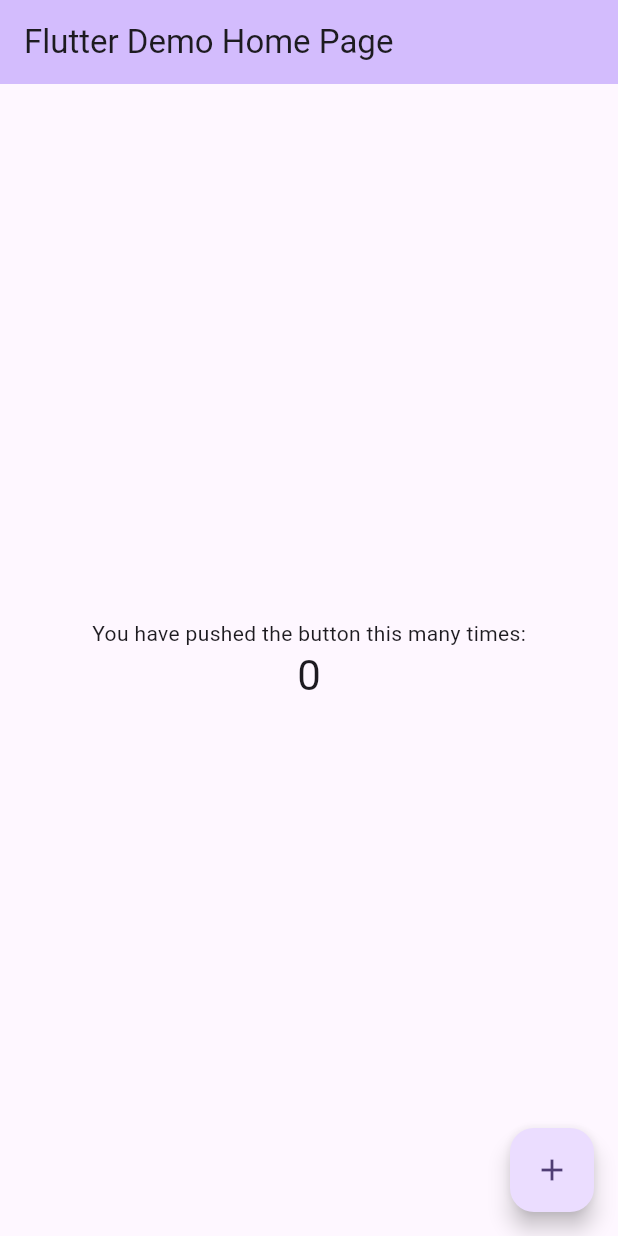
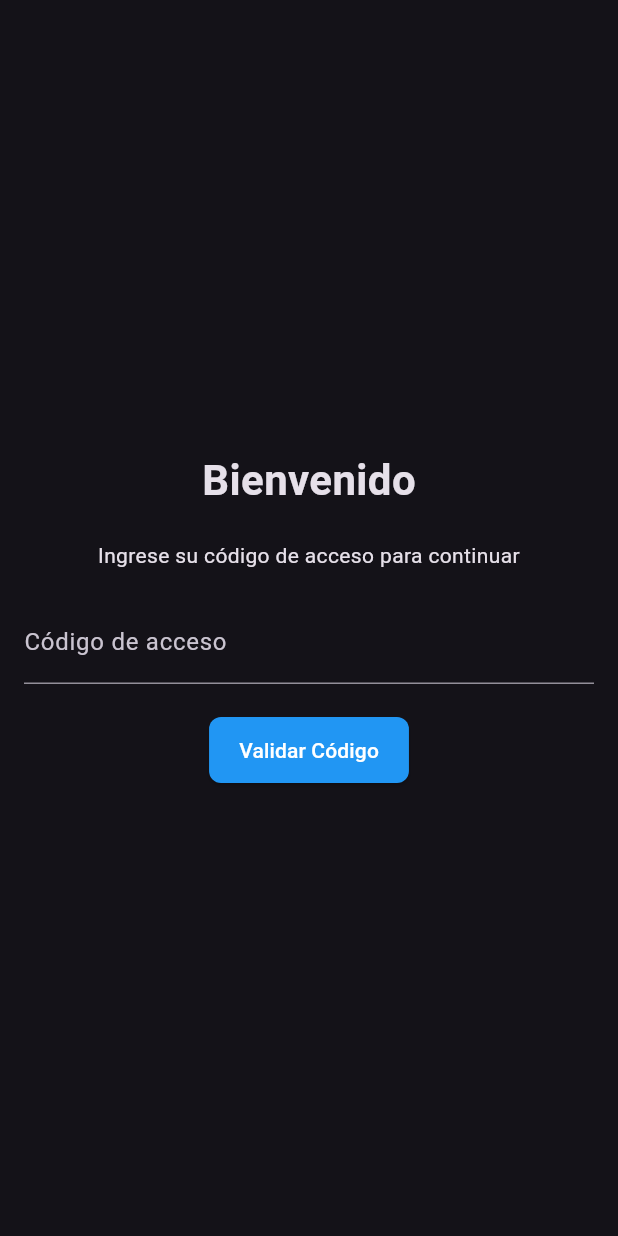
Before and after one commit to guilleto/RickAndMorty-GetX, a Flutter app: the screen it shows after launch, on a phone screen of 412 x 824 dp. Run offline on Flutter 3.47's test engine with Material 3 defaults, Android fonts, the light colour scheme and no system bars; our stand-ins replace get.

Commit message:
Add: Initial page designs, app route, welcome controller and theme class

```diff
--- /dev/null
+++ b/rick_morty_getx/lib/config/app_routes.dart
@@ -0,0 +1,16 @@
+import 'package:get/get.dart';
+import '../presentation/pages/welcome_page.dart';
+import '../presentation/pages/character_list.dart';
+import '../presentation/pages/character_info.dart';
+
+class AppRoutes {
+  static const String welcome = '/welcome';
+  static const String characterList = '/character-list';
+  static const String characterInfo = '/character-info';
+
+  static final routes = [
+    GetPage(name: welcome, page: () => WelcomePage()),
+    GetPage(name: characterList, page: () => CharacterListPage()),
+    GetPage(name: characterInfo, page: () => const CharacterInfoPage()),
+  ];
+}
--- /dev/null
+++ b/rick_morty_getx/lib/config/theme.dart
@@ -0,0 +1,39 @@
+import 'package:flutter/material.dart';
+
+class AppTheme {
+  static final ThemeData lightTheme = ThemeData(
+    primarySwatch: Colors.blue,
+    brightness: Brightness.light,
+    visualDensity: VisualDensity.adaptivePlatformDensity,
+    textTheme: const TextTheme(
+      displayLarge: TextStyle(fontSize: 32, fontWeight: FontWeight.bold, color: Colors.black),
+      bodyLarge: TextStyle(fontSize: 16, color: Colors.black87),
+    ),
+    elevatedButtonTheme: ElevatedButtonThemeData(
+      style: ElevatedButton.styleFrom(
+        backgroundColor: Colors.blue,
+        foregroundColor: Colors.white,
+        padding: const EdgeInsets.symmetric(horizontal: 20, vertical: 12),
+        shape: RoundedRectangleBorder(borderRadius: BorderRadius.circular(8)),
+      ),
+    ),
+  );
+
+  static final ThemeData darkTheme = ThemeData(
+    primarySwatch: Colors.blue,
+    brightness: Brightness.dark,
+    visualDensity: VisualDensity.adaptivePlatformDensity,
+    textTheme:const TextTheme(
+      displayLarge: TextStyle(fontSize: 32, fontWeight: FontWeight.bold, color: Colors.white),
+      bodyLarge: TextStyle(fontSize: 16, color: Colors.white70),
+    ),
+    elevatedButtonTheme: ElevatedButtonThemeData(
+      style: ElevatedButton.styleFrom(
+        backgroundColor: Colors.blue,
+        foregroundColor: Colors.white,
+        padding: const EdgeInsets.symmetric(horizontal: 20, vertical: 12),
+        shape: RoundedRectangleBorder(borderRadius: BorderRadius.circular(8)),
+      ),
+    ),
+  );
+}
--- a/rick_morty_getx/lib/main.dart
+++ b/rick_morty_getx/lib/main.dart
@@ -1,125 +1,24 @@
 import 'package:flutter/material.dart';
+import 'package:get/get.dart';
+
+import 'config/app_routes.dart';
+import 'config/theme.dart';
 
 void main() {
-  runApp(const MyApp());
+  runApp(MyApp());
 }
 
 class MyApp extends StatelessWidget {
   const MyApp({super.key});
 
-  // This widget is the root of your application.
   @override
   Widget build(BuildContext context) {
-    return MaterialApp(
-      title: 'Flutter Demo',
-      theme: ThemeData(
-        // This is the theme of your application.
-        //
-        // TRY THIS: Try running your application with "flutter run". You'll see
-        // the application has a purple toolbar. Then, without quitting the app,
-        // try changing the seedColor in the colorScheme below to Colors.green
-        // and then invoke "hot reload" (save your changes or press the "hot
-        // reload" button in a Flutter-supported IDE, or press "r" if you used
-        // the command line to start the app).
-        //
-        // Notice that the counter didn't reset back to zero; the application
-        // state is not lost during the reload. To reset the state, use hot
-        // restart instead.
-        //
-        // This works for code too, not just values: Most code changes can be
-        // tested with just a hot reload.
-        colorScheme: ColorScheme.fromSeed(seedColor: Colors.deepPurple),
-        useMaterial3: true,
-      ),
-      home: const MyHomePage(title: 'Flutter Demo Home Page'),
+    return GetMaterialApp(
+      debugShowCheckedModeBanner: false,
+      title: 'Character App',
+      theme: AppTheme.darkTheme,
+      initialRoute: AppRoutes.welcome, // Define la pantalla de inicio
+      getPages: AppRoutes.routes, // Carga las rutas definidas en app_routes.dart
     );
   }
 }
-
-class MyHomePage extends StatefulWidget {
-  const MyHomePage({super.key, required this.title});
-
-  // This widget is the home page of your application. It is stateful, meaning
-  // that it has a State object (defined below) that contains fields that affect
-  // how it looks.
-
-  // This class is the configuration for the state. It holds the values (in this
-  // case the title) provided by the parent (in this case the App widget) and
-  // used by the build method of the State. Fields in a Widget subclass are
-  // always marked "final".
-
-  final String title;
-
-  @override
-  State<MyHomePage> createState() => _MyHomePageState();
-}
-
-class _MyHomePageState extends State<MyHomePage> {
-  int _counter = 0;
-
-  void _incrementCounter() {
-    setState(() {
-      // This call to setState tells the Flutter framework that something has
-      // changed in this State, which causes it to rerun the build method below
-      // so that the display can reflect the updated values. If we changed
-      // _counter without calling setState(), then the build method would not be
-      // called again, and so nothing would appear to happen.
-      _counter++;
-    });
-  }
-
-  @override
-  Widget build(BuildContext context) {
-    // This method is rerun every time setState is called, for instance as done
-    // by the _incrementCounter method above.
-    //
-    // The Flutter framework has been optimized to make rerunning build methods
-    // fast, so that you can just rebuild anything that needs updating rather
-    // than having to individually change instances of widgets.
-    return Scaffold(
-      appBar: AppBar(
-        // TRY THIS: Try changing the color here to a specific color (to
-        // Colors.amber, perhaps?) and trigger a hot reload to see the AppBar
-        // change color while the other colors stay the same.
-        backgroundColor: Theme.of(context).colorScheme.inversePrimary,
-        // Here we take the value from the MyHomePage object that was created by
-        // the App.build method, and use it to set our appbar title.
-        title: Text(widget.title),
-      ),
-      body: Center(
-        // Center is a layout widget. It takes a single child and positions it
-        // in the middle of the parent.
-        child: Column(
-          // Column is also a layout widget. It takes a list of children and
-          // arranges them vertically. By default, it sizes itself to fit its
-          // children horizontally, and tries to be as tall as its parent.
-          //
-          // Column has various properties to control how it sizes itself and
-          // how it positions its children. Here we use mainAxisAlignment to
-          // center the children vertically; the main axis here is the vertical
-          // axis because Columns are vertical (the cross axis would be
-          // horizontal).
-          //
-          // TRY THIS: Invoke "debug painting" (choose the "Toggle Debug Paint"
-          // action in the IDE, or press "p" in the console), to see the
-          // wireframe for each widget.
-          mainAxisAlignment: MainAxisAlignment.center,
-          children: <Widget>[
-            const Text(
-              'You have pushed the button this many times:',
-            ),
-            Text(
-              '$_counter',
-              style: Theme.of(context).textTheme.headlineMedium,
-            ),
-          ],
-        ),
-      ),
-      floatingActionButton: FloatingActionButton(
-        onPressed: _incrementCounter,
-        tooltip: 'Increment',
-        child: const Icon(Icons.add),
-      ), // This trailing comma makes auto-formatting nicer for build methods.
-    );
-  }
-}
--- /dev/null
+++ b/rick_morty_getx/lib/presentation/controllers/welcome_controller.dart
@@ -0,0 +1,14 @@
+import 'package:get/get.dart';
+
+
+class WelcomeController extends GetxController {
+  var code = ''.obs;
+  var isLoading = false.obs;
+
+  void validateCode() async {
+    isLoading.value = true;
+    await Future.delayed(const Duration(milliseconds: 1500 )); // simula una espera de 1.5 segundos para mostrar la carga
+    isLoading.value = false;
+    Get.offAndToNamed('/character-list'); // Navega a la pantalla de lista de personajes
+  }
+}
--- /dev/null
+++ b/rick_morty_getx/lib/presentation/pages/character_info.dart
@@ -0,0 +1,25 @@
+import 'package:flutter/material.dart';
+import 'package:get/get.dart';
+
+class CharacterInfoPage extends StatelessWidget {
+  const CharacterInfoPage({super.key});
+
+  @override
+  Widget build(BuildContext context) {
+    final String characterName = Get.arguments ?? "Desconocido";
+
+    return Scaffold(
+      appBar: AppBar(title: const Text("Información del Personaje")),
+      body: Center(
+        child: Column(
+          mainAxisAlignment: MainAxisAlignment.center,
+          children: [
+            const Text("Nombre del Personaje:", style: TextStyle(fontSize: 18, fontWeight: FontWeight.bold)),
+            const SizedBox(height: 10),
+            Text(characterName, style: const TextStyle(fontSize: 24)),
+          ],
+        ),
+      ),
+    );
+  }
+}
--- /dev/null
+++ b/rick_morty_getx/lib/presentation/pages/character_list.dart
@@ -0,0 +1,30 @@
+import 'package:flutter/material.dart';
+import 'package:get/get.dart';
+
+class CharacterListController extends GetxController {
+  var characters = ['Personaje 1', 'Personaje 2', 'Personaje 3'].obs;
+}
+
+class CharacterListPage extends StatelessWidget {
+  final CharacterListController controller = Get.put(CharacterListController());
+
+  CharacterListPage({super.key});
+
+  @override
+  Widget build(BuildContext context) {
+    return Scaffold(
+      appBar: AppBar(title: const Text("Lista de Personajes")),
+      body: Obx(() => ListView.builder(
+            itemCount: controller.characters.length,
+            itemBuilder: (context, index) {
+              return ListTile(
+                title: Text(controller.characters[index]),
+                onTap: () {
+                  Get.toNamed('/character-info', arguments: controller.characters[index]);
+                },
+              );
+            },
+          )),
+    );
+  }
+}
--- /dev/null
+++ b/rick_morty_getx/lib/presentation/pages/welcome_page.dart
@@ -0,0 +1,41 @@
+import 'package:flutter/material.dart';
+import 'package:get/get.dart';
+
+import '../controllers/welcome_controller.dart';
+
+class WelcomePage extends StatelessWidget {
+  final WelcomeController controller = Get.put(WelcomeController());
+
+  WelcomePage({super.key});
+
+  @override
+  Widget build(BuildContext context) {
+    return Scaffold(
+      body: Padding(
+        padding: const EdgeInsets.all(16.0),
+        child: Column(
+          mainAxisAlignment: MainAxisAlignment.center,
+          children: [
+            const Text("Bienvenido",
+                style: TextStyle(fontSize: 28, fontWeight: FontWeight.bold)),
+            const SizedBox(height: 20),
+            const Text("Ingrese su código de acceso para continuar",
+                textAlign: TextAlign.center),
+            const SizedBox(height: 20),
+            TextField(
+              decoration: const InputDecoration(labelText: "Código de acceso"),
+              onChanged: (value) => controller.code.value = value,
+            ),
+            const SizedBox(height: 20),
+            Obx(() => controller.isLoading.value
+                ? const CircularProgressIndicator()
+                : ElevatedButton(
+                    onPressed: controller.validateCode,
+                    child: const Text("Validar Código"),
+                  )),
+          ],
+        ),
+      ),
+    );
+  }
+}
--- a/rick_morty_getx/pubspec.yaml
+++ b/rick_morty_getx/pubspec.yaml
@@ -31,7 +31,7 @@ dependencies:
   flutter:
     sdk: flutter
 
-
+  get: ^4.3.8
   # The following adds the Cupertino Icons font to your application.
   # Use with the CupertinoIcons class for iOS style icons.
   cupertino_icons: ^1.0.6
```
Also changed, not shown: rick_morty_getx/pubspec.lock, 1 other file.
